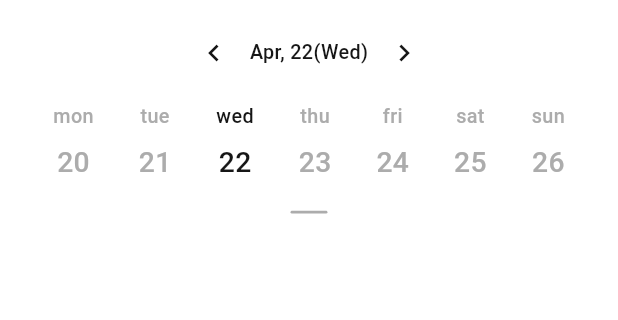
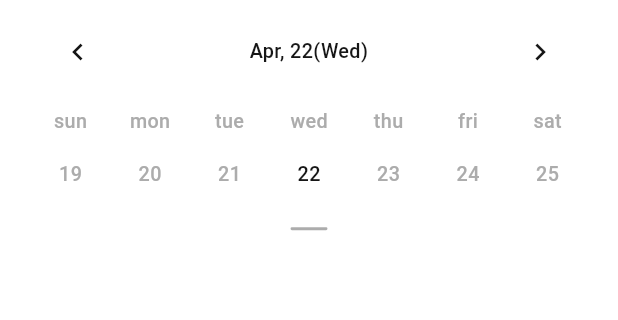
Before and after one commit to jaewon020805/observed, a Flutter app: the screen it shows after launch, on a phone screen of 412 x 824 dp, the part 68-388 px from its top. Run offline on Flutter 3.47's test engine with Material 3 defaults, Android fonts, the phone set to English and light mode, and no system bars; drawn by our look-alikes of table_calendar; our stand-ins replace flutter_riverpod, flutter_screenutil, flutter_svg, go_router; Roboto replaces fonts that are missing (Pretendard).

Commit message:
[chore] custom_calendar_design

```diff
--- a/observed/lib/presentation/components/custom_calendar.dart
+++ b/observed/lib/presentation/components/custom_calendar.dart
@@ -1,5 +1,6 @@
 import 'package:flutter/material.dart';
 import 'package:flutter_screenutil/flutter_screenutil.dart';
+import 'package:table_calendar/table_calendar.dart';
 import 'package:intl/intl.dart';
 import 'package:observed/core/theme/app_theme.dart';
 import 'package:observed/core/theme/app_text_styles.dart';
@@ -12,106 +13,123 @@ class CustomCalendar extends StatefulWidget {
 }
 
 class _CustomCalendarState extends State<CustomCalendar> {
-  DateTime _selectedDate = DateTime.now();
-  late DateTime _focusedDate;
+  CalendarFormat _calendarFormat = CalendarFormat.week;
+  DateTime _focusedDay = DateTime.now();
+  DateTime? _selectedDay;
 
   @override
   void initState() {
     super.initState();
-    _focusedDate = _selectedDate;
-  }
-
-  // Get days of the week starting from a specific date (e.g., current week)
-  List<DateTime> _getWeekDays(DateTime date) {
-    // Find the Monday of the current week
-    int dayOffset = date.weekday - 1;
-    DateTime monday = date.subtract(Duration(days: dayOffset));
-    return List.generate(7, (index) => monday.add(Duration(days: index)));
+    _selectedDay = _focusedDay;
   }
 
   @override
   Widget build(BuildContext context) {
     final customColors = Theme.of(context).custom;
-    final weekDays = _getWeekDays(_focusedDate);
 
     return Column(
       children: [
-        // Header: < Month, Day(weekday) >
-        Row(
-          mainAxisAlignment: MainAxisAlignment.center,
-          children: [
-            IconButton(
-              onPressed: () {
+        // Using AnimatedSize to fit the content height perfectly
+        AnimatedSize(
+          duration: const Duration(milliseconds: 300),
+          curve: Curves.easeInOut,
+          child: TableCalendar(
+            firstDay: DateTime.utc(2020, 1, 1),
+            lastDay: DateTime.utc(2030, 12, 31),
+            focusedDay: _focusedDay,
+            calendarFormat: _calendarFormat,
+            rowHeight: 45.h, // Compact row height
+            daysOfWeekHeight: 30.h, // Compact day of week height
+            availableCalendarFormats: const {
+              CalendarFormat.month: 'Month',
+              CalendarFormat.week: 'Week',
+            },
+            locale: 'en_US',
+            selectedDayPredicate: (day) => isSameDay(_selectedDay, day),
+            onDaySelected: (selectedDay, focusedDay) {
               setState(() {
-                  _focusedDate = _focusedDate.subtract(const Duration(days: 7));
+                _selectedDay = selectedDay;
+                _focusedDay = focusedDay;
               });
             },
-              icon: Icon(
+            onPageChanged: (focusedDay) {
+              setState(() {
+                _focusedDay = focusedDay;
+              });
+            },
+
+            // Header Style
+            headerStyle: HeaderStyle(
+              formatButtonVisible: false,
+              titleCentered: true,
+              titleTextStyle: AppTextStyles.m4.copyWith(
+                color: customColors.text1,
+              ),
+              leftChevronIcon: Icon(
                 Icons.chevron_left,
                 color: customColors.text1,
                 size: 24.sp,
               ),
-            ),
-            Text(
-              DateFormat('MMM, d(E)').format(_focusedDate),
-              style: AppTextStyles.m4.copyWith(color: customColors.text1),
-            ),
-            IconButton(
-              onPressed: () {
-                setState(() {
-                  _focusedDate = _focusedDate.add(const Duration(days: 7));
-                });
-              },
-              icon: Icon(
+              rightChevronIcon: Icon(
                 Icons.chevron_right,
                 color: customColors.text1,
                 size: 24.sp,
               ),
+              headerPadding: EdgeInsets.only(bottom: 10.h),
+              titleTextFormatter: (date, locale) =>
+                  DateFormat('MMM, d(E)').format(date),
             ),
-          ],
+
+            // Days of week style
+            daysOfWeekStyle: DaysOfWeekStyle(
+              weekdayStyle: AppTextStyles.m4.copyWith(
+                color: customColors.text2,
               ),
-        SizedBox(height: 10.h),
-        // Day Labels & Dates
-        Row(
-          mainAxisAlignment: MainAxisAlignment.spaceAround,
-          children: weekDays.map((date) {
-            bool isSelected = DateUtils.isSameDay(date, _selectedDate);
-            String dayName = DateFormat('E').format(date).toLowerCase();
+              weekendStyle: AppTextStyles.m4.copyWith(
+                color: customColors.text2,
+              ),
+              dowTextFormatter: (date, locale) =>
+                  DateFormat('E').format(date).toLowerCase(),
+            ),
 
-            return GestureDetector(
-              onTap: () {
-                setState(() {
-                  _selectedDate = date;
-                  _focusedDate = date;
-                });
+            // Calendar Builders
+            calendarBuilders: CalendarBuilders(
+              defaultBuilder: (context, day, focusedDay) {
+                return _buildDayCell(day, customColors.text2!, false);
               },
-              child: Column(
-                children: [
-                  Text(
-                    dayName,
-                    style: AppTextStyles.m4.copyWith(
-                      color: isSelected
-                          ? customColors.text1
-                          : customColors.text2,
+              selectedBuilder: (context, day, focusedDay) {
+                return _buildDayCell(day, customColors.text1!, true);
+              },
+              todayBuilder: (context, day, focusedDay) {
+                return _buildDayCell(day, customColors.text2!, false);
+              },
+              outsideBuilder: (context, day, focusedDay) {
+                return _buildDayCell(
+                  day,
+                  customColors.text2!.withOpacity(0.3),
+                  false,
+                );
+              },
             ),
           ),
-                  SizedBox(height: 8.h),
-                  Text(
-                    date.day.toString(),
-                    style: AppTextStyles.m2.copyWith(
-                      color: isSelected
-                          ? customColors.text1
-                          : customColors.text2,
-                    ),
-                  ),
-                ],
-              ),
-            );
-          }).toList(),
         ),
 
-        SizedBox(height: 20.h),
-        Container(
+        // Handle
+        GestureDetector(
+          onVerticalDragEnd: (details) {
+            final velocity = details.primaryVelocity ?? 0;
+            if (velocity > 0) {
+              setState(() => _calendarFormat = CalendarFormat.month);
+            } else if (velocity < 0) {
+              setState(() => _calendarFormat = CalendarFormat.week);
+            }
+          },
+          child: Container(
+            padding: EdgeInsets.symmetric(vertical: 15.h), // Consistent padding
+            color: Colors.transparent,
+            width: double.infinity,
+            alignment: Alignment.center,
+            child: Container(
               width: 24.w,
               height: 2.h,
               decoration: BoxDecoration(
@@ -119,6 +137,22 @@ class _CustomCalendarState extends State<CustomCalendar> {
                 borderRadius: BorderRadius.circular(2.r),
               ),
             ),
+          ),
+        ),
+      ],
+    );
+  }
+
+  Widget _buildDayCell(DateTime day, Color textColor, bool isSelected) {
+    return Column(
+      mainAxisAlignment: MainAxisAlignment.center,
+      children: [
+        Text(
+          day.day.toString(),
+          style: AppTextStyles.m4.copyWith(
+            color: isSelected ? Theme.of(context).custom.text1 : textColor,
+          ),
+        ),
       ],
     );
   }
--- a/observed/pubspec.yaml
+++ b/observed/pubspec.yaml
@@ -43,6 +43,7 @@ dependencies:
   go_router: ^17.2.2
   flutter_riverpod: ^3.3.1
   intl: ^0.20.2
+  table_calendar: ^3.2.0
 
 dev_dependencies:
   flutter_test:
```
Also changed, not shown: observed/pubspec.lock. Lines whose indentation alone changed are shown as unchanged.
